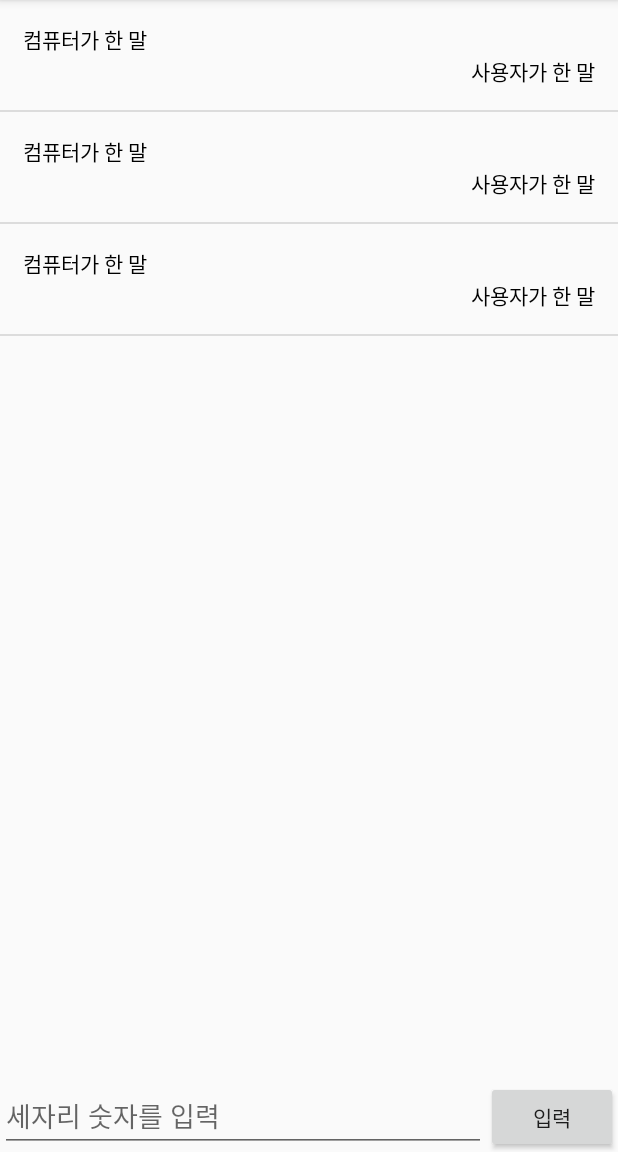
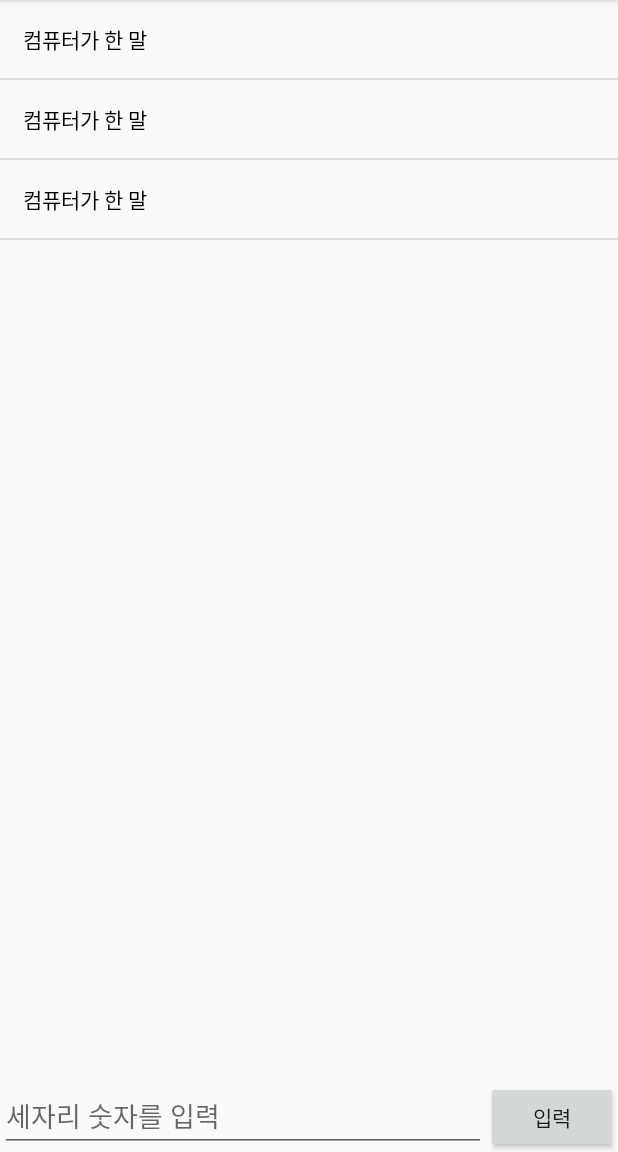
Before and after one commit to cho881020/NumberBaseBallGame_20200611, an Android app: the screen it shows after launch (MainActivity), on a phone screen of 412 x 824 dp, the part 84-1236 px from its top. Run offline under Robolectric (Android 15) with nearby library versions, the phone set to English and light mode, and no system bars.

Commit message:
누가 말했냐에 따라 어떤 레이아웃을 보여줄지 결정

```diff
--- a/app/src/main/java/kr/co/tjoeun/numberbaseballgame_20200611/adapters/ChatAdapter.kt
+++ b/app/src/main/java/kr/co/tjoeun/numberbaseballgame_20200611/adapters/ChatAdapter.kt
@@ -1,10 +1,12 @@
 package kr.co.tjoeun.numberbaseballgame_20200611.adapters
 
 import android.content.Context
+import android.util.Log
 import android.view.LayoutInflater
 import android.view.View
 import android.view.ViewGroup
 import android.widget.ArrayAdapter
+import android.widget.LinearLayout
 import kr.co.tjoeun.numberbaseballgame_20200611.R
 import kr.co.tjoeun.numberbaseballgame_20200611.datas.Chat
 
@@ -21,6 +23,29 @@ class ChatAdapter(val mContext:Context, val resId:Int, val mList : List<Chat>) :
         }
         val row = tempRow!!
 
+        val computerChatLayout = row.findViewById<LinearLayout>(R.id.computerChatLayout)
+        val userChatLayout = row.findViewById<LinearLayout>(R.id.userChatLayout)
+
+//        이번에 뿌려줄 채팅 데이터 확인
+        val data = mList[position]
+
+//        컴퓨터가 말할때 Vs. 사람이 말할때 => 보여지는 레이아웃이 달라지도록
+        when (data.who) {
+            "USER" -> {
+//                사람 메세지 보여주고 / 컴퓨터 메세지는 숨김
+                userChatLayout.visibility = View.VISIBLE
+                computerChatLayout.visibility = View.GONE
+            }
+            "CPU" -> {
+//                컴퓨터쪽 보여주고 / 사람쪽 숨김
+                computerChatLayout.visibility = View.VISIBLE
+                userChatLayout.visibility = View.GONE
+            }
+            else -> {
+                Log.e("에러발생", "사용자 / 컴퓨터외의 화자 생김.")
+            }
+        }
+
 
         return row
     }
```
